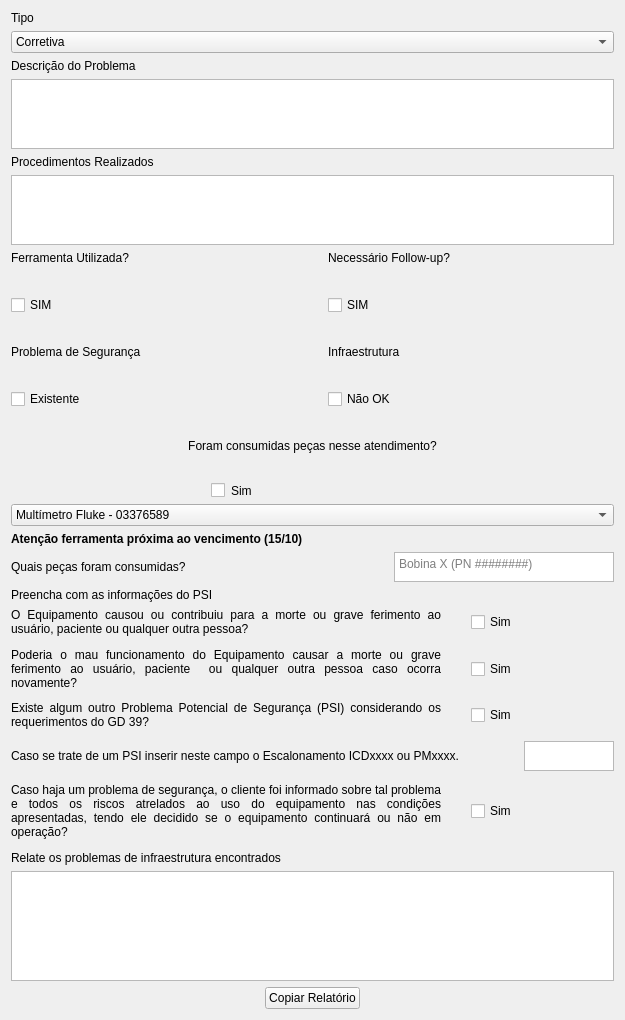
ielson/siemens-automacao-evo, file evo.ui: the form before one commit.
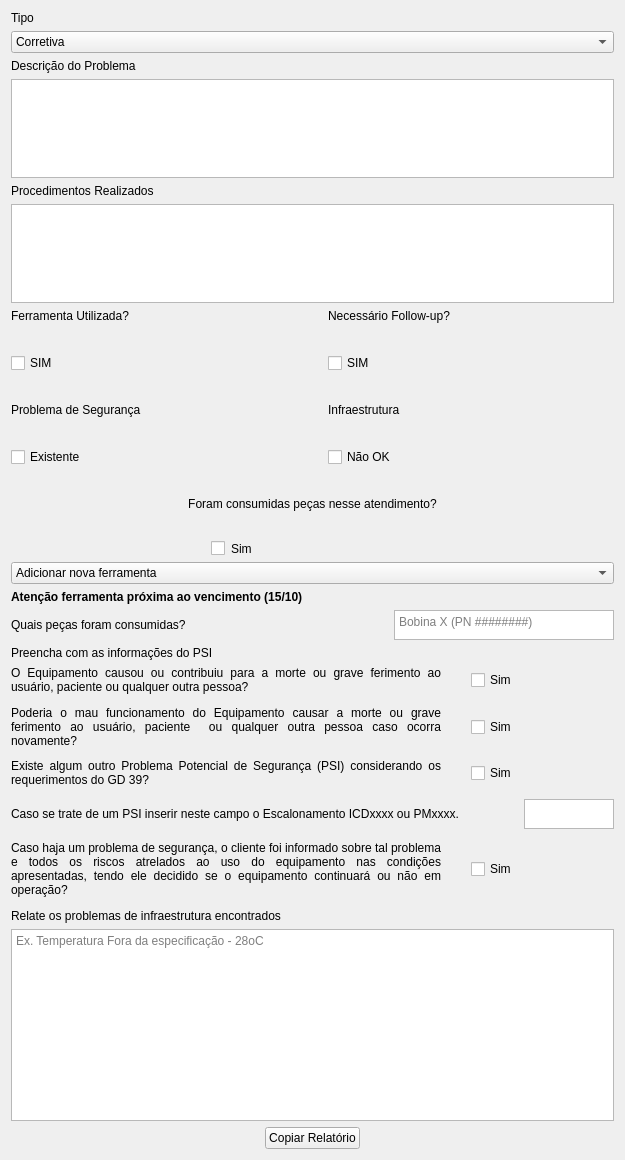
The form after the commit.

```diff
--- a/evo.ui
+++ b/evo.ui
@@ -7,7 +7,7 @@
     <x>0</x>
     <y>0</y>
     <width>625</width>
-    <height>1020</height>
+    <height>1160</height>
    </rect>
   </property>
   <property name="windowTitle">
@@ -221,11 +221,6 @@
        <property name="editable">
         <bool>false</bool>
        </property>
-       <item>
-        <property name="text">
-         <string>Multímetro Fluke - 03376589</string>
-        </property>
-       </item>
        <item>
         <property name="text">
          <string>Adicionar nova ferramenta</string>
@@ -525,7 +520,11 @@
         </widget>
        </item>
        <item>
-        <widget class="QPlainTextEdit" name="preencherInfraTE"/>
+        <widget class="QPlainTextEdit" name="preencherInfraTE">
+         <property name="placeholderText">
+          <string>Ex. Temperatura Fora da especificação - 28oC  </string>
+         </property>
+        </widget>
        </item>
        <item alignment="Qt::AlignHCenter">
         <widget class="QPushButton" name="copiarRelatorio">
```
